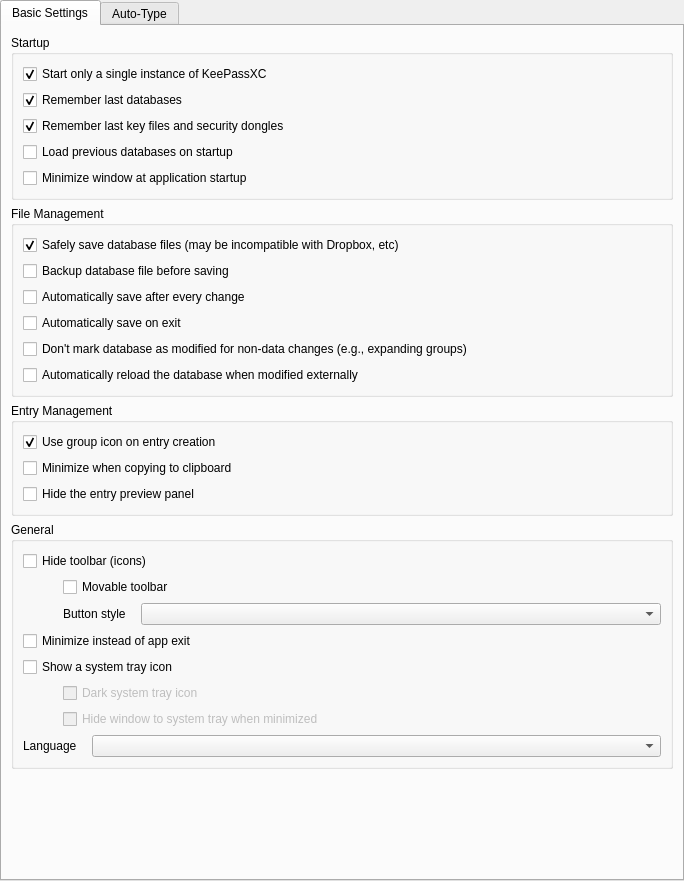
This is src/gui/ApplicationSettingsWidgetGeneral.ui in keepassxreboot/keepassxc as Qt 5 draws it before an edit. The edited form follows.
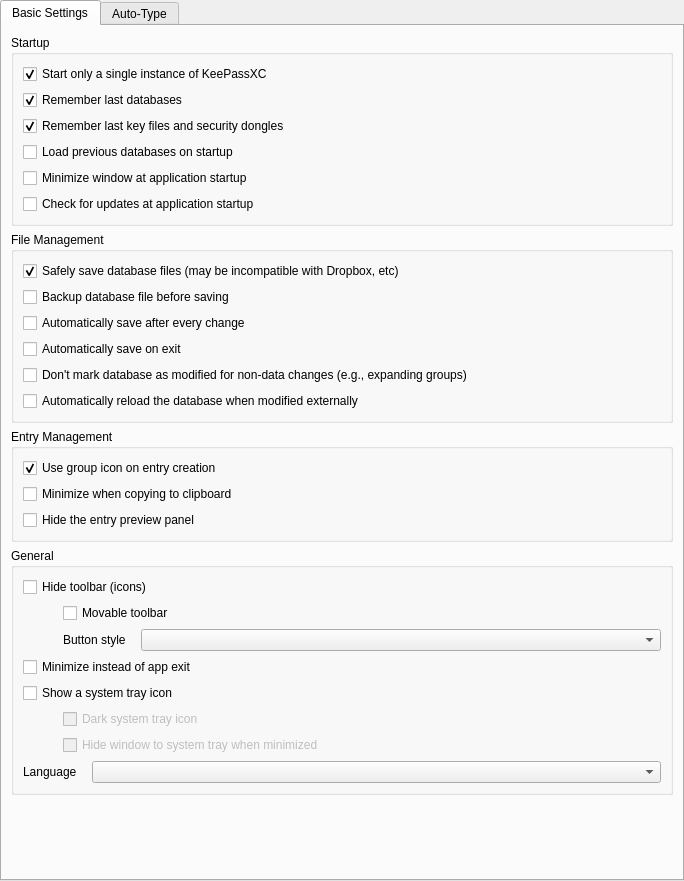
This is the edited form. Custom widgets are drawn as their Qt base class.

What changed in the file:
```diff
--- a/src/gui/ApplicationSettingsWidgetGeneral.ui
+++ b/src/gui/ApplicationSettingsWidgetGeneral.ui
@@ -83,6 +83,13 @@
             </property>
            </widget>
           </item>
+          <item>
+           <widget class="QCheckBox" name="checkForUpdatesOnStartupCheckBox">
+            <property name="text">
+             <string>Check for updates at application startup</string>
+            </property>
+           </widget>
+          </item>
          </layout>
         </widget>
        </item>
```
